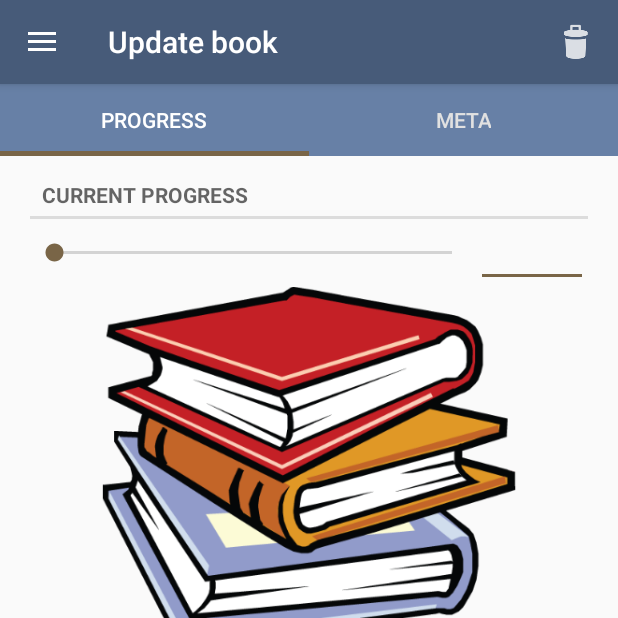
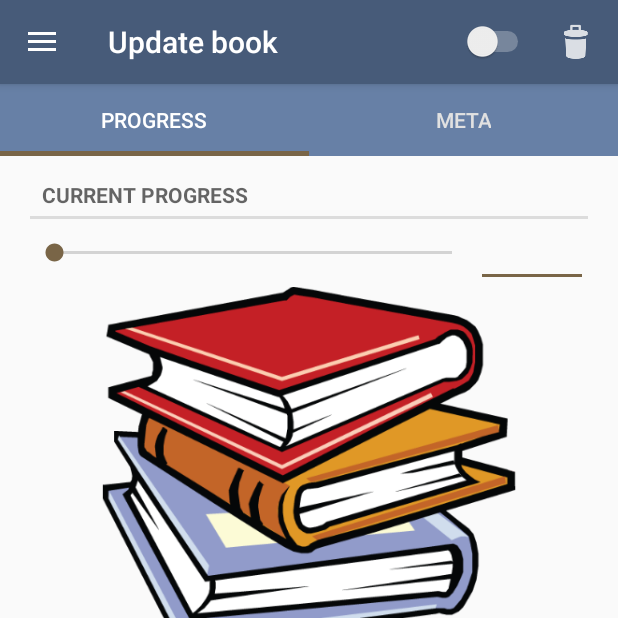
Before and after one commit to nyakeh/PaperTrail, an Android app: the BookFragment screen opened directly, with no data from a screen before it, on a phone screen of 412 x 824 dp, the top half of it. Run offline under Robolectric (Android 15) with nearby library versions, the phone set to English and light mode, and no system bars; our stand-ins replace Picasso; 17 statements that could not run were skipped.

Commit message:
Added toggle to book details view. I'm thinking this will control weather a book is currently being read or just on the reading list.

```diff
--- a/app/build.gradle
+++ b/app/build.gradle
@@ -8,8 +8,8 @@ android {
         applicationId "uk.co.nyakeh.papertrail"
         minSdkVersion 16
         targetSdkVersion 23
-        versionCode 7
-        versionName "1.5.2"
+        versionCode 8
+        versionName "1.5.4"
     }
     buildTypes {
         release {
--- a/app/src/main/java/uk/co/nyakeh/papertrail/BookFragment.java
+++ b/app/src/main/java/uk/co/nyakeh/papertrail/BookFragment.java
@@ -1,27 +1,20 @@
 package uk.co.nyakeh.papertrail;
 
-import android.app.Activity;
-import android.content.Intent;
 import android.os.Bundle;
 import android.support.design.widget.TabLayout;
 import android.support.v4.app.Fragment;
-import android.support.v4.app.FragmentManager;
 import android.support.v4.view.ViewPager;
-import android.support.v7.app.ActionBarActivity;
 import android.support.v7.app.AppCompatActivity;
-import android.text.Editable;
-import android.text.TextWatcher;
-import android.text.format.DateFormat;
 import android.view.LayoutInflater;
 import android.view.Menu;
 import android.view.MenuInflater;
 import android.view.MenuItem;
 import android.view.View;
 import android.view.ViewGroup;
-import android.widget.Button;
-import android.widget.EditText;
+import android.widget.CompoundButton;
+import android.widget.Switch;
+import android.widget.Toast;
 
-import java.util.Date;
 import java.util.UUID;
 
 public class BookFragment extends Fragment {
@@ -29,6 +22,7 @@ public class BookFragment extends Fragment {
 
     private ViewPager mViewPager;
     private Book mBook;
+    Switch mSwitch_status;
 
     public static BookFragment newInstance(UUID bookId) {
         Bundle arguments = new Bundle();
@@ -67,6 +61,19 @@ public class BookFragment extends Fragment {
     public void onCreateOptionsMenu(Menu menu, MenuInflater inflater) {
         super.onCreateOptionsMenu(menu, inflater);
         inflater.inflate(R.menu.fragment_book, menu);
+
+//        mSwitch_status = (Switch)menu.findItem(R.id.status_switch_item).getActionView().findViewById(R.id.status_switch);
+//
+//        mSwitch_status.setOnCheckedChangeListener(new CompoundButton.OnCheckedChangeListener() {
+//            @Override
+//            public void onCheckedChanged(CompoundButton buttonView, boolean isChecked) {
+//                if (isChecked) {
+//                    Toast.makeText(getActivity(), "ON", Toast.LENGTH_SHORT).show();
+//                } else {
+//                    Toast.makeText(getActivity(), "OFF", Toast.LENGTH_SHORT).show();
+//                }
+//            }
+//        });
     }
 
     @Override
--- /dev/null
+++ b/app/src/main/res/layout/switch_layout.xml
@@ -0,0 +1,14 @@
+<?xml version="1.0" encoding="utf-8"?>
+<RelativeLayout
+    xmlns:android="http://schemas.android.com/apk/res/android"
+    android:layout_width="fill_parent"
+    android:layout_height="match_parent"
+    android:orientation="horizontal" >
+    <Switch
+        android:id="@+id/status_switch"
+        android:layout_width="wrap_content"
+        android:layout_height="wrap_content"
+        android:layout_centerHorizontal="true"
+        android:layout_centerVertical="true"
+        android:text="" />
+</RelativeLayout>
--- a/app/src/main/res/menu/fragment_book.xml
+++ b/app/src/main/res/menu/fragment_book.xml
@@ -1,6 +1,11 @@
 <?xml version="1.0" encoding="utf-8"?>
 <menu xmlns:android="http://schemas.android.com/apk/res/android"
       xmlns:app="http://schemas.android.com/apk/res-auto">
+    <item
+        android:id="@+id/status_switch_item"
+        android:title=""
+        app:showAsAction="ifRoom|withText"
+        app:actionLayout="@layout/switch_layout"/>
     <item
         android:id="@+id/menu_item_delete_book"
         android:title="@string/delete_book"
```
